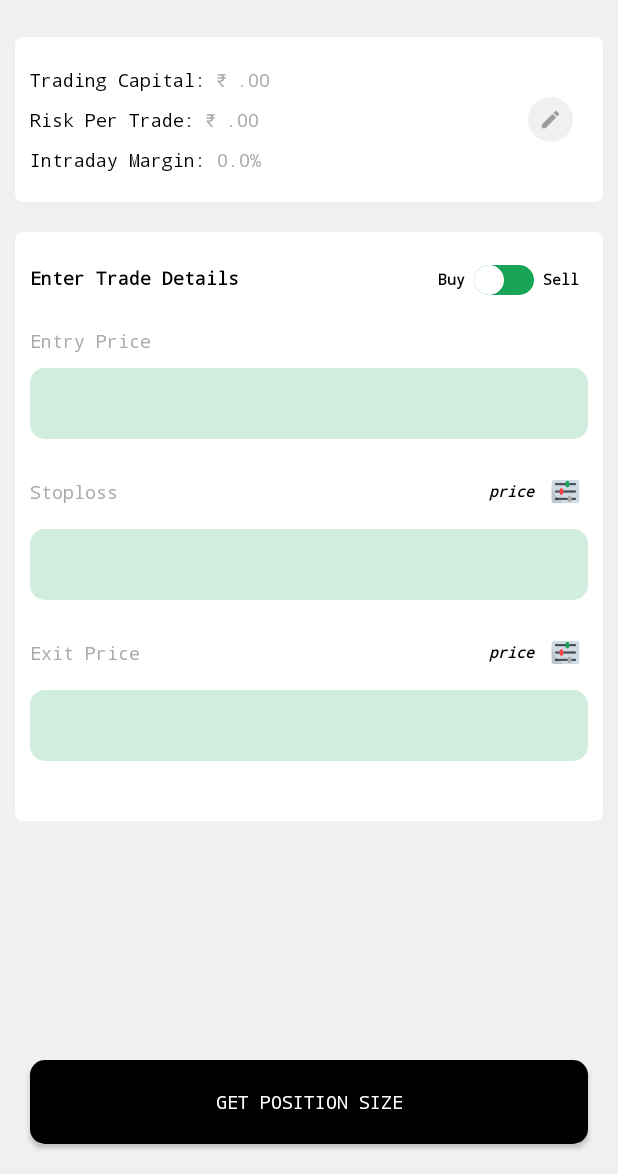
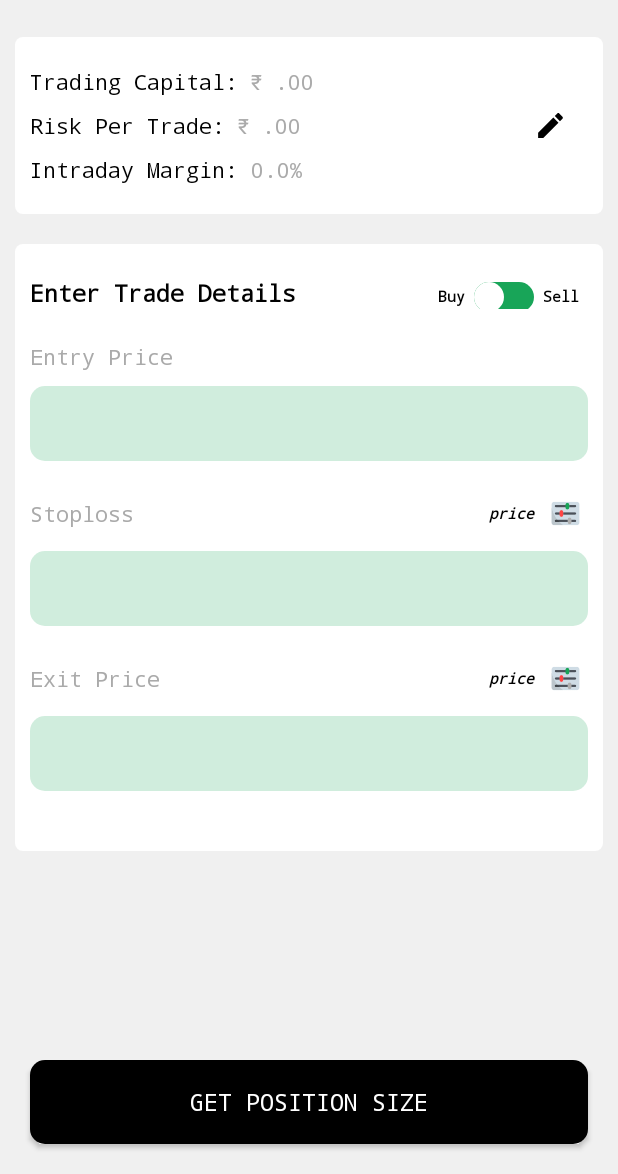
Before and after one commit to snihore/DayTradingTool, an Android app: the MainActivity screen opened directly, with no data from a screen before it, on a phone screen of 412 x 824 dp, the part 62-1236 px from its top. Run offline under Robolectric (Android 15) with nearby library versions, the phone set to English and light mode, and no system bars.

Commit message:
Improve UI

```diff
--- a/app/src/main/java/com/sourabh/daytradingtool/UserInterface/ParentTradeListRecyclerViewAdapter.java
+++ b/app/src/main/java/com/sourabh/daytradingtool/UserInterface/ParentTradeListRecyclerViewAdapter.java
@@ -132,8 +132,10 @@ public class ParentTradeListRecyclerViewAdapter extends RecyclerView.Adapter<Par
         if(timestamps != null && timestamps.size()>0 && quantities != null && tradingDetails != null && tradingCapitals != null){
 
             TradeListRecyclerViewAdapter tradeListRecyclerViewAdapter = new TradeListRecyclerViewAdapter(
+                    this,
                     context,
                     timestamps,
+                    timestampHashMap,
                     quantities,
                     stockTitles,
                     tradingDetails,
--- /dev/null
+++ b/app/src/main/res/drawable/ic_baseline_delete_24.xml
@@ -0,0 +1,5 @@
+<vector android:height="24dp" android:tint="#000000"
+    android:viewportHeight="24" android:viewportWidth="24"
+    android:width="24dp" xmlns:android="http://schemas.android.com/apk/res/android">
+    <path android:fillColor="@android:color/white" android:pathData="M6,19c0,1.1 0.9,2 2,2h8c1.1,0 2,-0.9 2,-2V7H6v12zM19,4h-3.5l-1,-1h-5l-1,1H5v2h14V4z"/>
+</vector>
--- a/app/src/main/res/drawable/ic_baseline_edit_24.xml
+++ b/app/src/main/res/drawable/ic_baseline_edit_24.xml
@@ -1,5 +1,6 @@
-<vector android:height="24dp" android:tint="#9C9C9C"
+<vector android:height="24dp" android:tint="#000000"
     android:viewportHeight="24" android:viewportWidth="24"
     android:width="24dp" xmlns:android="http://schemas.android.com/apk/res/android">
     <path android:fillColor="@android:color/white" android:pathData="M3,17.25V21h3.75L17.81,9.94l-3.75,-3.75L3,17.25zM20.71,7.04c0.39,-0.39 0.39,-1.02 0,-1.41l-2.34,-2.34c-0.39,-0.39 -1.02,-0.39 -1.41,0l-1.83,1.83 3.75,3.75 1.83,-1.83z"/>
 </vector>
+<!--    FF9C9C9C-->
--- a/app/src/main/res/layout/activity_main.xml
+++ b/app/src/main/res/layout/activity_main.xml
@@ -61,7 +61,7 @@
                 android:fontFamily="monospace"
                 android:text="Trading Capital: "
                 android:textColor="@color/black"
-                android:textSize="12sp" />
+                android:textSize="14sp" />
 
             <TextView
                 android:id="@+id/trading_capital_tv"
@@ -70,7 +70,7 @@
                 android:fontFamily="monospace"
                 android:text=""
                 android:textColor="@color/gray"
-                android:textSize="12sp" />
+                android:textSize="14sp" />
         </LinearLayout>
 
         <LinearLayout
@@ -87,7 +87,7 @@
                 android:fontFamily="monospace"
                 android:text="Risk Per Trade: "
                 android:textColor="@color/black"
-                android:textSize="12sp" />
+                android:textSize="14sp" />
 
             <TextView
                 android:id="@+id/risk_per_trade_tv"
@@ -96,7 +96,7 @@
                 android:fontFamily="monospace"
                 android:text=""
                 android:textColor="@color/gray"
-                android:textSize="12sp" />
+                android:textSize="14sp" />
         </LinearLayout>
 
         <LinearLayout
@@ -112,7 +112,7 @@
                 android:fontFamily="monospace"
                 android:text="Intraday Margin: "
                 android:textColor="@color/black"
-                android:textSize="12sp" />
+                android:textSize="14sp" />
 
             <TextView
                 android:id="@+id/margin_tv"
@@ -121,9 +121,10 @@
                 android:fontFamily="monospace"
                 android:text=""
                 android:textColor="@color/gray"
-                android:textSize="12sp" />
+                android:textSize="14sp" />
         </LinearLayout>
 
+<!--        android:background="@drawable/image_round_gray_bg"-->
         <ImageView
             android:id="@+id/trading_capital_edit_btn"
             android:layout_width="30dp"
@@ -131,10 +132,9 @@
             android:layout_alignParentRight="true"
             android:layout_centerVertical="true"
             android:layout_marginRight="10dp"
-            android:background="@drawable/image_round_gray_bg"
-            android:padding="7dp"
-            android:src="@drawable/ic_baseline_edit_24"
-            android:foreground="?android:attr/selectableItemBackground"/>
+            android:foreground="?android:attr/selectableItemBackground"
+            android:padding="4dp"
+            android:src="@drawable/ic_baseline_edit_24" />
 
     </RelativeLayout>
 
@@ -169,7 +169,7 @@
                 android:fontFamily="monospace"
                 android:text="Enter Trade Details"
                 android:textColor="@color/black"
-                android:textSize="12sp"
+                android:textSize="15sp"
                 android:textStyle="bold" />
 
             <Switch
@@ -208,7 +208,7 @@
                 android:fontFamily="monospace"
                 android:text="Entry Price"
                 android:textColor="@color/gray"
-                android:textSize="12sp" />
+                android:textSize="14sp" />
 
         </LinearLayout>
 
@@ -225,7 +225,7 @@
             android:paddingRight="10dp"
             android:paddingBottom="15dp"
             android:textColor="@color/black"
-            android:textSize="12sp" />
+            android:textSize="14sp" />
 
         <LinearLayout
             android:layout_width="match_parent"
@@ -240,21 +240,20 @@
                 android:fontFamily="monospace"
                 android:text="Stoploss"
                 android:textColor="@color/gray"
-                android:textSize="12sp" />
+                android:textSize="14sp" />
 
             <TextView
                 android:id="@+id/stoploss_price_show_tv"
                 android:layout_width="80dp"
                 android:layout_height="wrap_content"
                 android:layout_marginLeft="5dp"
-                android:background="@drawable/button_round_black_bg"
                 android:fontFamily="monospace"
-                android:gravity="center"
                 android:padding="5dp"
                 android:text=""
-                android:textColor="@color/white"
+                android:textColor="@color/red"
+                android:textStyle="bold"
                 android:textSize="10sp"
-                android:visibility="gone" />
+                android:visibility="gone"/>
 
             <TextView
                 android:id="@+id/stoploss_options_tv"
@@ -281,7 +280,6 @@
             android:id="@+id/stoploss_et"
             android:layout_width="match_parent"
             android:layout_height="wrap_content"
-            android:layout_marginBottom="20dp"
             android:background="@drawable/edit_text_green_bg"
             android:fontFamily="monospace"
             android:inputType="numberDecimal"
@@ -290,7 +288,9 @@
             android:paddingRight="10dp"
             android:paddingBottom="15dp"
             android:textColor="@color/black"
-            android:textSize="12sp" />
+            android:textSize="14sp"
+            android:layout_marginBottom="20dp"/>
+
 
         <LinearLayout
             android:layout_width="match_parent"
@@ -305,22 +305,20 @@
                 android:fontFamily="monospace"
                 android:text="Exit Price"
                 android:textColor="@color/gray"
-                android:textSize="12sp" />
+                android:textSize="14sp" />
 
             <TextView
                 android:id="@+id/exit_price_price_show_tv"
                 android:layout_width="80dp"
                 android:layout_height="wrap_content"
                 android:layout_marginLeft="5dp"
-                android:background="@drawable/button_round_black_bg"
                 android:fontFamily="monospace"
-                android:gravity="center"
                 android:padding="5dp"
                 android:text=""
-                android:textColor="@color/white"
+                android:textColor="@color/green"
                 android:textSize="10sp"
-                android:visibility="gone" />
-
+                android:textStyle="bold"
+                android:visibility="gone"/>
             <TextView
                 android:id="@+id/exit_price_options_tv"
                 android:layout_width="wrap_content"
@@ -346,7 +344,6 @@
             android:id="@+id/exit_price_et"
             android:layout_width="match_parent"
             android:layout_height="wrap_content"
-            android:layout_marginBottom="20dp"
             android:background="@drawable/edit_text_green_bg"
             android:fontFamily="monospace"
             android:inputType="numberDecimal"
@@ -355,7 +352,9 @@
             android:paddingRight="10dp"
             android:paddingBottom="15dp"
             android:textColor="@color/black"
-            android:textSize="12sp" />
+            android:textSize="14sp"
+            android:layout_marginBottom="20dp"/>
+
     </LinearLayout>
 
 
@@ -369,6 +368,6 @@
         android:fontFamily="monospace"
         android:text="Get Position Size"
         android:textColor="@android:color/white"
-        android:textSize="12sp"
+        android:textSize="15sp"
         android:foreground="?android:attr/selectableItemBackground"/>
 </RelativeLayout>
--- a/app/src/main/res/layout/search_stock_list_dialog_layout.xml
+++ b/app/src/main/res/layout/search_stock_list_dialog_layout.xml
@@ -24,7 +24,7 @@
             android:hint="Search stocks"
             android:fontFamily="monospace"
             android:textColor="@color/black"
-            android:textSize="12sp"
+            android:textSize="14sp"
             android:background="@android:color/transparent"
             android:padding="5dp"/>
     </LinearLayout>
--- a/app/src/main/res/layout/search_stock_list_layout_item.xml
+++ b/app/src/main/res/layout/search_stock_list_layout_item.xml
@@ -19,7 +19,7 @@
         android:text="--"
         android:textColor="@color/black"
         android:fontFamily="monospace"
-        android:textSize="12sp"
+        android:textSize="14sp"
         android:textStyle="bold"
         android:layout_below="@+id/search_stock_layout_item_flag1"
         android:layout_marginRight="45dp"/>
@@ -30,7 +30,7 @@
         android:text="---"
         android:textColor="@color/gray"
         android:fontFamily="monospace"
-        android:textSize="10sp"
+        android:textSize="12sp"
         android:textStyle="bold"
         android:layout_below="@+id/search_stock_layout_item_title"
         android:layout_marginRight="45dp"/>
```
Also changed, not shown: app/src/main/java/com/sourabh/daytradingtool/MainActivity.java (+12 -6 lines), app/src/main/java/com/sourabh/daytradingtool/UserInterface/TradeListRecyclerViewAdapter.java (+13 -2 lines), app/src/main/java/com/sourabh/daytradingtool/UserInterface/ViewPositionSizeLayoutDialog.java (+32 -1 lines), app/src/main/res/layout/activity_position_size.xml (+26 -25 lines), app/src/main/res/layout/trade_list_item_layout.xml (+8 -8 lines), app/src/main/res/layout/trading_capital_dialog_layout.xml (+10 -10 lines), app/src/main/res/layout/view_position_size_layout_dialog.xml (+52 -39 lines).
